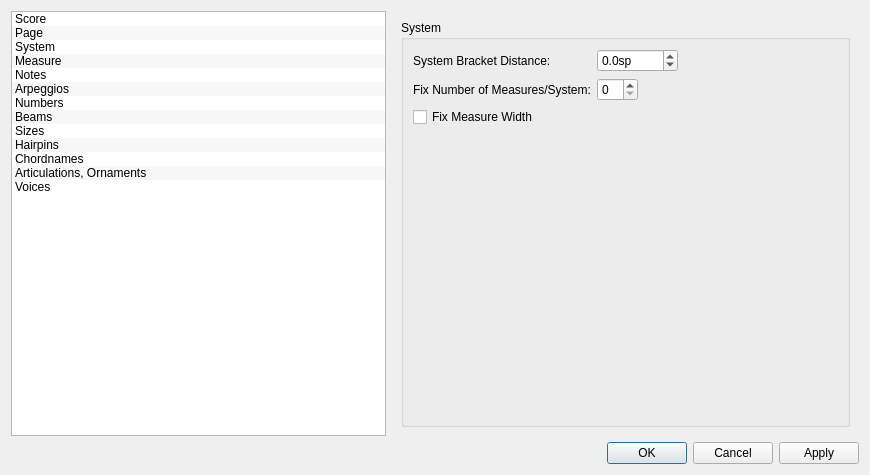
Before: the Qt Designer form mscore/mscore/editstyle.ui in musescore/musescore-old, drawn with Qt 5.
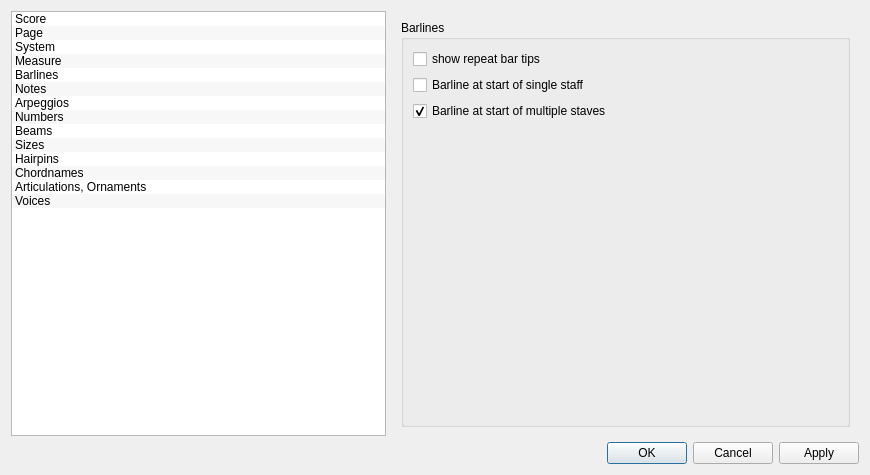
After: the same form once the commit is applied. The open tabs and pages were chosen to show the change. Icons and pictures are not drawn.

Commit message: add style option for left barline of first measure

```diff
--- a/mscore/mscore/editstyle.ui
+++ b/mscore/mscore/editstyle.ui
@@ -57,6 +57,11 @@
        <string>Measure</string>
       </property>
      </item>
+     <item>
+      <property name="text">
+       <string>Barlines</string>
+      </property>
+     </item>
      <item>
       <property name="text">
        <string>Notes</string>
@@ -966,31 +971,52 @@
             </item>
            </layout>
           </item>
+          </layout>
+        </widget>
+       </item>
+      </layout>
+     </widget>
+     <widget class="QWidget" name="page_barlines">
+     <layout class="QVBoxLayout" name="verticalLayout_17">
           <item>
-           <layout class="QVBoxLayout" name="verticalLayout_13">
-            <item>
+      <widget class="QGroupBox" name="groupBox_8">
+       <property name="geometry">
+        <rect>
+         <x>0</x>
+         <y>0</y>
+         <width>401</width>
+         <height>421</height>
+        </rect>
+       </property>
+       <property name="title">
+        <string>Barlines</string>
+       </property>
+       <layout class="QFormLayout" name="formLayout_8">
+        <item row="0" column="0">
              <widget class="QCheckBox" name="showRepeatBarTips">
               <property name="text">
                <string>show repeat bar tips</string>
               </property>
              </widget>
             </item>
-            <item>
-             <spacer name="verticalSpacer_4">
-              <property name="orientation">
-               <enum>Qt::Vertical</enum>
-              </property>
-              <property name="sizeHint" stdset="0">
-               <size>
-                <width>20</width>
-                <height>40</height>
-               </size>
-              </property>
-             </spacer>
-            </item>
-           </layout>
-          </item>
-         </layout>
+        <item row="1" column="0">
+         <widget class="QCheckBox" name="showStartBarlineSingle">
+          <property name="text">
+           <string>Barline at start of single staff</string>
+          </property>
+         </widget>
+        </item>
+        <item row="2" column="0">
+         <widget class="QCheckBox" name="showStartBarlineMultiple">
+          <property name="text">
+           <string>Barline at start of multiple staves</string>
+          </property>
+          <property name="checked">
+           <bool>true</bool>
+          </property>
+         </widget>
+        </item>
+       </layout>
         </widget>
        </item>
       </layout>
```
Left out of the diff: 2 changed lines with no effect on the pictures. Lines whose indentation alone changed are shown as unchanged. The commit also changes 5 other files.
